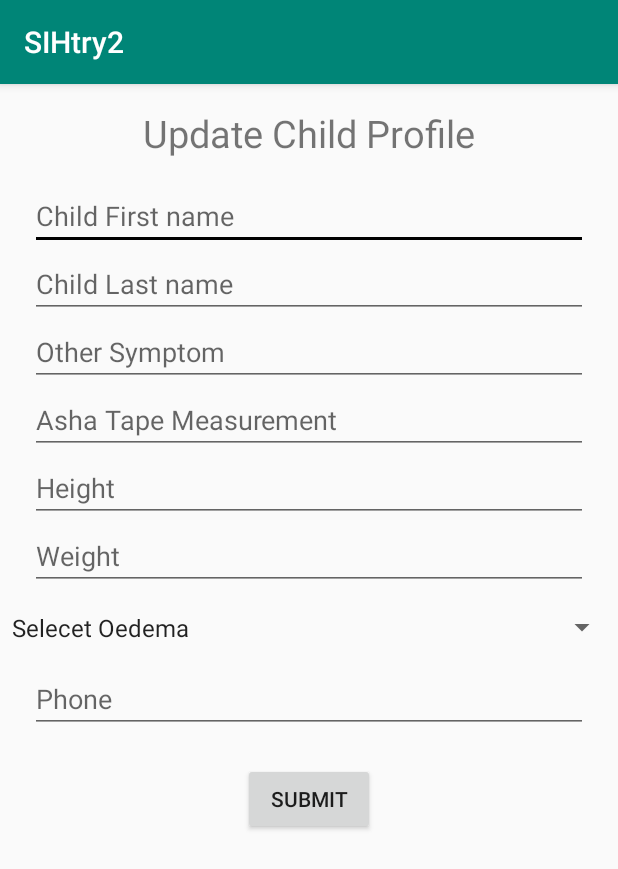
After one commit to divyansh7924/POSHAN, an Android app: the UpdateReferralActivity screen opened directly, with no data from a screen before it, on a phone screen of 412 x 824 dp. The commit adds this screen. Shown: the top 869 px of the screen. Run offline under Robolectric (Android 15) with nearby library versions, the phone set to English and light mode, and no system bars; our stand-ins replace Firebase (no records; nobody signed in at launch, a user with empty details on screens opened directly).

Commit message:
Completes update referral feature

```diff
--- a/app/src/main/AndroidManifest.xml
+++ b/app/src/main/AndroidManifest.xml
@@ -11,7 +11,8 @@
         android:roundIcon="@mipmap/ic_launcher_round"
         android:supportsRtl="true"
         android:theme="@style/AppTheme">
-        <activity android:name=".AgnUpdateReferralActivity"></activity>
+        <activity android:name=".UpdateReferralActivity"></activity>
+        <activity android:name=".AgnUpdateReferralActivity" />
         <activity android:name=".CurrentReferralsActivity" />
         <activity android:name=".SendReferralActivity" />
         <activity android:name=".NrcListActivity" />
--- a/app/src/main/java/com/example/sihtry1/AgnUpdateReferralActivity.java
+++ b/app/src/main/java/com/example/sihtry1/AgnUpdateReferralActivity.java
@@ -16,6 +16,7 @@ import com.firebase.ui.firestore.FirestoreRecyclerOptions;
 import com.google.firebase.auth.FirebaseAuth;
 import com.google.firebase.database.DataSnapshot;
 import com.google.firebase.firestore.CollectionReference;
+import com.google.firebase.firestore.DocumentReference;
 import com.google.firebase.firestore.DocumentSnapshot;
 import com.google.firebase.firestore.FirebaseFirestore;
 import com.google.firebase.firestore.Query;
@@ -60,9 +61,17 @@ public class AgnUpdateReferralActivity extends AppCompatActivity {
             @Override
             public void onItemClick(DocumentSnapshot documentSnapshot, int position) {
                 Referral referral = documentSnapshot.toObject(Referral.class);
-                Toast.makeText(getApplicationContext(), referral.getChild_first_name(), Toast.LENGTH_SHORT).show();
+                DocumentReference reference = documentSnapshot.getReference();
+
+                launchUpdateActivity(reference);
             }
         });
+    }
+
+    private void launchUpdateActivity(DocumentReference reference) {
+        Intent intent = new Intent(this, UpdateReferralActivity.class);
+        intent.putExtra("docRef", reference.getPath());
+        startActivity(intent);
     }
 
     @Override
--- /dev/null
+++ b/app/src/main/java/com/example/sihtry1/UpdateReferralActivity.java
@@ -0,0 +1,114 @@
+package com.example.sihtry1;
+
+import android.content.Intent;
+import android.support.annotation.NonNull;
+import android.support.v7.app.AppCompatActivity;
+import android.os.Bundle;
+import android.view.View;
+import android.widget.AdapterView;
+import android.widget.Button;
+import android.widget.EditText;
+import android.widget.Spinner;
+import android.widget.TextView;
+import android.widget.Toast;
+
+import com.example.sihtry1.models.Referral;
+import com.google.android.gms.tasks.OnCompleteListener;
+import com.google.android.gms.tasks.Task;
+import com.google.firebase.firestore.DocumentReference;
+import com.google.firebase.firestore.DocumentSnapshot;
+import com.google.firebase.firestore.FirebaseFirestore;
+import com.google.firebase.firestore.QueryDocumentSnapshot;
+
+import java.util.HashMap;
+import java.util.Map;
+
+public class UpdateReferralActivity extends AppCompatActivity implements AdapterView.OnItemSelectedListener {
+    private EditText et_child_first_name, et_child_last_name, et_child_symptoms, et_asha_measure, et_child_height, et_child_weight, et_phone;
+    private Spinner oedema_spinner;
+    private Button btn_submit;
+    private String pathToDoc;
+
+    int oedema_stage = 0;
+
+    @Override
+    protected void onCreate(Bundle savedInstanceState) {
+        super.onCreate(savedInstanceState);
+        setContentView(R.layout.activity_update_referral);
+
+        pathToDoc = getIntent().getStringExtra("docRef");
+
+        et_asha_measure = (EditText) findViewById(R.id.update_referral_et_ashamsmt);
+        et_child_first_name = (EditText) findViewById(R.id.update_referral_et_child_f_name);
+        et_child_last_name = (EditText) findViewById(R.id.update_referral_et_child_l_name);
+        et_child_height = (EditText) findViewById(R.id.update_referral_et_height);
+        et_child_weight = (EditText) findViewById(R.id.update_referral_et_weight);
+        et_phone = (EditText) findViewById(R.id.update_referral_et_phone);
+        btn_submit = (Button) findViewById(R.id.update_referral_btn_submit);
+        oedema_spinner = (Spinner) findViewById(R.id.update_referral_spinner_oedema);
+        et_child_symptoms = (EditText) findViewById(R.id.update_referral_et_symptoms);
+
+        oedema_spinner.setOnItemSelectedListener(this);
+
+        btn_submit.setOnClickListener(new View.OnClickListener() {
+            @Override
+            public void onClick(View v) {
+                FirebaseFirestore db = FirebaseFirestore.getInstance();
+                final DocumentReference docRef = db.document(pathToDoc);
+
+                Toast.makeText(getApplicationContext(), docRef.getId(), Toast.LENGTH_SHORT).show();
+
+                docRef.get().addOnCompleteListener(new OnCompleteListener<DocumentSnapshot>() {
+                    @Override
+                    public void onComplete(@NonNull Task<DocumentSnapshot> task) {
+                        if (task.isSuccessful()) {
+                            Referral referral = task.getResult().toObject(Referral.class);
+                            if (referral == null) {
+                                Toast.makeText(getApplicationContext(), "is null bro", Toast.LENGTH_SHORT).show();
+                            }
+                            submit(referral);
+                            docRef.delete();
+                        }
+                    }
+                });
+            }
+        });
+
+    }
+
+    private void submit(Referral referral) {
+        referral.setChild_first_name(et_child_first_name.getText().toString());
+        referral.setChild_last_name(et_child_last_name.getText().toString());
+        referral.setAsha_measure(Float.parseFloat(et_asha_measure.getText().toString()));
+        referral.setHeight(Float.parseFloat(et_child_height.getText().toString()));
+        referral.setWeight(Float.parseFloat(et_child_weight.getText().toString()));
+        referral.setPhone(et_phone.getText().toString());
+        referral.setOther_symptoms(et_child_symptoms.getText().toString());
+        referral.setOedema(oedema_stage);
+
+        FirebaseFirestore db = FirebaseFirestore.getInstance();
+        DocumentReference newReferralRef = db.collection("referral").document();
+        newReferralRef.set(referral).addOnCompleteListener(new OnCompleteListener<Void>() {
+            @Override
+            public void onComplete(@NonNull Task<Void> task) {
+                if (task.isSuccessful()) {
+                    Intent intent = new Intent(getApplicationContext(), RCRActivity.class);
+                    startActivity(intent);
+
+                } else {
+                    Toast.makeText(getApplicationContext(), "Registeration Failed", Toast.LENGTH_SHORT).show();
+                }
+            }
+        });
+    }
+
+    @Override
+    public void onItemSelected(AdapterView<?> parent, View view, int position, long id) {
+        oedema_stage = position - 1;
+    }
+
+    @Override
+    public void onNothingSelected(AdapterView<?> parent) {
+
+    }
+}
--- a/app/src/main/res/layout/activity_agn_update_referral.xml
+++ b/app/src/main/res/layout/activity_agn_update_referral.xml
@@ -6,18 +6,11 @@
     android:layout_height="match_parent"
     tools:context=".AgnUpdateReferralActivity">
 
-    <android.support.design.widget.CoordinatorLayout xmlns:android="http://schemas.android.com/apk/res/android"
-        xmlns:tools="http://schemas.android.com/tools"
+    <android.support.v7.widget.RecyclerView
+        android:id="@+id/recyclerviewagnupdatereferral"
         android:layout_width="match_parent"
         android:layout_height="match_parent">
 
-        <android.support.v7.widget.RecyclerView
-            android:layout_width="match_parent"
-            android:layout_height="match_parent"
-            android:id="@+id/recyclerviewagnupdatereferral">
-
-        </android.support.v7.widget.RecyclerView>
-
-    </android.support.design.widget.CoordinatorLayout>
+    </android.support.v7.widget.RecyclerView>
 
 </android.support.constraint.ConstraintLayout>
--- /dev/null
+++ b/app/src/main/res/layout/activity_update_referral.xml
@@ -0,0 +1,107 @@
+<?xml version="1.0" encoding="utf-8"?>
+<LinearLayout xmlns:android="http://schemas.android.com/apk/res/android"
+    xmlns:app="http://schemas.android.com/apk/res-auto"
+    xmlns:tools="http://schemas.android.com/tools"
+    android:layout_width="match_parent"
+    android:layout_height="match_parent"
+    android:orientation="vertical"
+    tools:context=".UpdateReferralActivity">
+
+    <ScrollView
+        android:layout_width="match_parent"
+        android:layout_height="wrap_content">
+
+        <LinearLayout
+            android:layout_width="match_parent"
+            android:layout_height="wrap_content"
+            android:gravity="center"
+            android:orientation="vertical">
+
+            <TextView
+                android:layout_width="wrap_content"
+                android:layout_height="wrap_content"
+                android:layout_marginTop="15dp"
+                android:layout_marginBottom="15dp"
+                android:text="Update Child Profile"
+                android:textSize="25sp" />
+
+            <EditText
+                android:id="@+id/update_referral_et_child_f_name"
+                android:layout_width="match_parent"
+                android:layout_height="wrap_content"
+                android:layout_marginLeft="20dp"
+                android:layout_marginRight="20dp"
+                android:backgroundTint="#000"
+                android:hint="Child First name" />
+
+            <EditText
+                android:id="@+id/update_referral_et_child_l_name"
+                android:layout_width="match_parent"
+                android:layout_height="wrap_content"
+                android:layout_marginLeft="20dp"
+                android:layout_marginRight="20dp"
+                android:hint="Child Last name" />
+
+            <EditText
+                android:id="@+id/update_referral_et_symptoms"
+                android:layout_width="match_parent"
+                android:layout_height="wrap_content"
+                android:layout_marginLeft="20dp"
+                android:layout_marginRight="20dp"
+                android:hint="Other Symptom" />
+
+            <EditText
+                android:id="@+id/update_referral_et_ashamsmt"
+                android:layout_width="match_parent"
+                android:layout_height="wrap_content"
+                android:layout_marginLeft="20dp"
+                android:layout_marginRight="20dp"
+                android:hint="Asha Tape Measurement"
+                android:inputType="number" />
+
+            <EditText
+                android:id="@+id/update_referral_et_height"
+                android:layout_width="match_parent"
+                android:layout_height="wrap_content"
+                android:layout_marginLeft="20dp"
+                android:layout_marginRight="20dp"
+                android:hint="Height"
+                android:inputType="number" />
+
+            <EditText
+                android:id="@+id/update_referral_et_weight"
+                android:layout_width="match_parent"
+                android:layout_height="wrap_content"
+                android:layout_marginLeft="20dp"
+                android:layout_marginRight="20dp"
+                android:hint="Weight"
+                android:inputType="number" />
+
+            <Spinner
+                android:id="@+id/update_referral_spinner_oedema"
+                android:layout_width="match_parent"
+                android:layout_height="50dp"
+                android:entries="@array/oedema_stages"/>
+
+            <EditText
+                android:id="@+id/update_referral_et_phone"
+                android:layout_width="match_parent"
+                android:layout_height="wrap_content"
+                android:layout_marginLeft="20dp"
+                android:layout_marginRight="20dp"
+                android:hint="Phone"
+                android:inputType="number" />
+
+            <Button
+                android:id="@+id/update_referral_btn_submit"
+                android:layout_width="wrap_content"
+                android:layout_height="wrap_content"
+                android:layout_marginTop="20dp"
+                android:gravity="center"
+                android:text="Submit" />
+
+        </LinearLayout>
+
+    </ScrollView>
+
+</LinearLayout>
```
